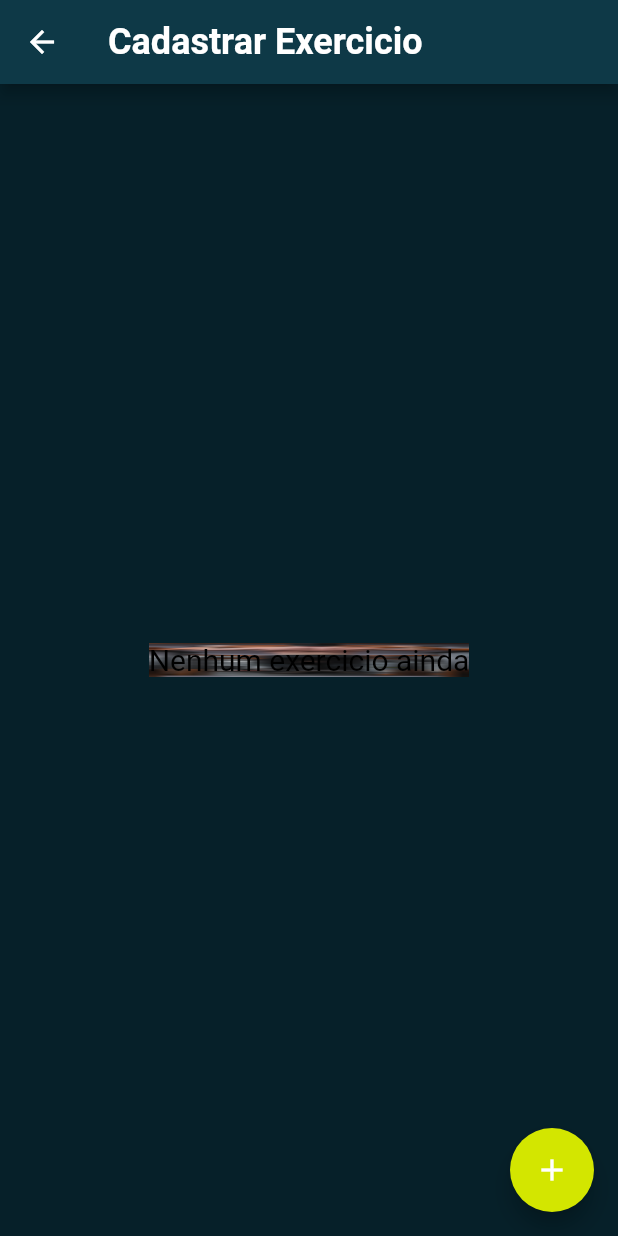
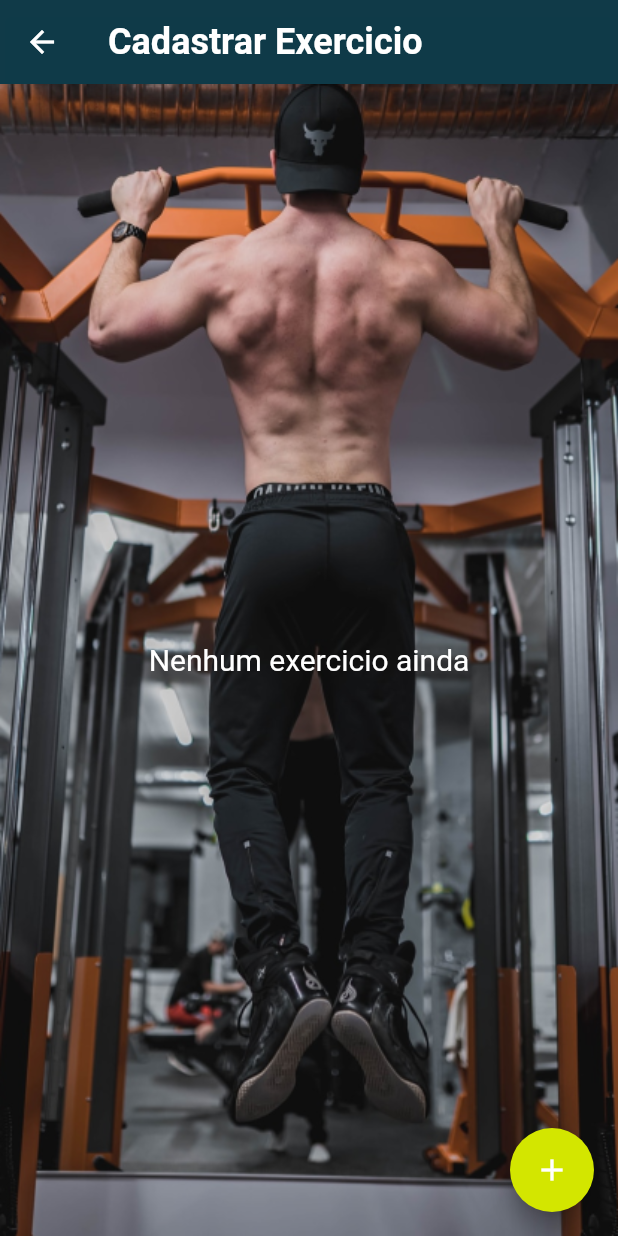
Before and after one commit to Diego-amd/apoio_forca_treino, a Flutter app: the CadastroExercicio screen opened by its route, on a phone screen of 412 x 824 dp. Run offline on Flutter 3.47's test engine with Material 2 defaults, Android fonts, the phone set to English and light mode, and no system bars; our stand-ins replace cloud_firestore, firebase_auth, firebase_core, firebase_storage; accounts and stored records are empty.

Commit message:
background exerc, botao homeprofessor

```diff
--- a/lib/view/cad.exercicio.view.dart
+++ b/lib/view/cad.exercicio.view.dart
@@ -1,4 +1,5 @@
 import 'package:cloud_firestore/cloud_firestore.dart';
+import 'package:firebase_storage/firebase_storage.dart';
 import 'package:flutter/material.dart';
 /*import 'package:file_picker/file_picker.dart';
 import 'package:firebase_storage/firebase_storage.dart';
@@ -12,7 +13,6 @@ class CadastroExercicio extends StatelessWidget {
         .collection('exercicios')
         .where('excluido', isEqualTo: false)
         .snapshots();
-
     return Scaffold(
       appBar: AppBar(
           title: Text("Cadastrar Exercicio",
@@ -21,8 +21,30 @@ class CadastroExercicio extends StatelessWidget {
                   fontWeight: FontWeight.w700,
                   color: Color.fromARGB(255, 255, 255, 255))),
           backgroundColor: Color.fromARGB(253, 14, 57, 71)),
-      backgroundColor: Color.fromRGBO(6, 32, 41, 2),
-      body: StreamBuilder(
+      body: Container(
+
+
+              decoration: const BoxDecoration(
+                image: DecorationImage(
+                    image: AssetImage("images/cadastro.png"), fit: BoxFit.fill),
+
+                gradient: LinearGradient(
+                  begin: Alignment.bottomCenter,
+                  end: Alignment.topCenter,
+                  stops: [0.6, 1],
+                  colors: [
+                    Color.fromRGBO(6, 32, 41, 2),
+                    Color.fromARGB(0, 32, 41, 2),
+                  ],
+
+                ),
+              ),
+
+
+
+
+        child: StreamBuilder(
+
         stream: snapshots,
         builder: (
           BuildContext context,
@@ -39,15 +61,10 @@ class CadastroExercicio extends StatelessWidget {
           if (snapshot.data!.docs.length == 0) {
             return Center(
                 child: Container(
-                    decoration: const BoxDecoration(
-                      image: DecorationImage(
-                          image: AssetImage("images/cadastro.png"),
-                          fit: BoxFit.fill),
-                    ),
                     child: Text(
                       'Nenhum exercicio ainda',
                       style: TextStyle(
-                          color: Color.fromARGB(255, 0, 0, 0), fontSize: 20),
+                          color: Color.fromARGB(255, 255, 255, 255), fontSize: 20),
                     )));
           }
           return ListView.builder(
@@ -80,7 +97,9 @@ class CadastroExercicio extends StatelessWidget {
 
                                   TextButton(onPressed: () => doc.reference.update({
                         'excluido': true,
-                      }), child: Text('Sim'))
+                      }),
+                      child: Text('Sim')
+                      )
                                   ]
                               ),
                             ),
@@ -94,6 +113,8 @@ class CadastroExercicio extends StatelessWidget {
             },
           );
         },
+      ),
+
       ),
       floatingActionButton: FloatingActionButton(
         backgroundColor: Color.fromARGB(255, 211, 230, 0),
```
Also changed, not shown: lib/view/homeprofessor.dart (+18 -0 lines).
